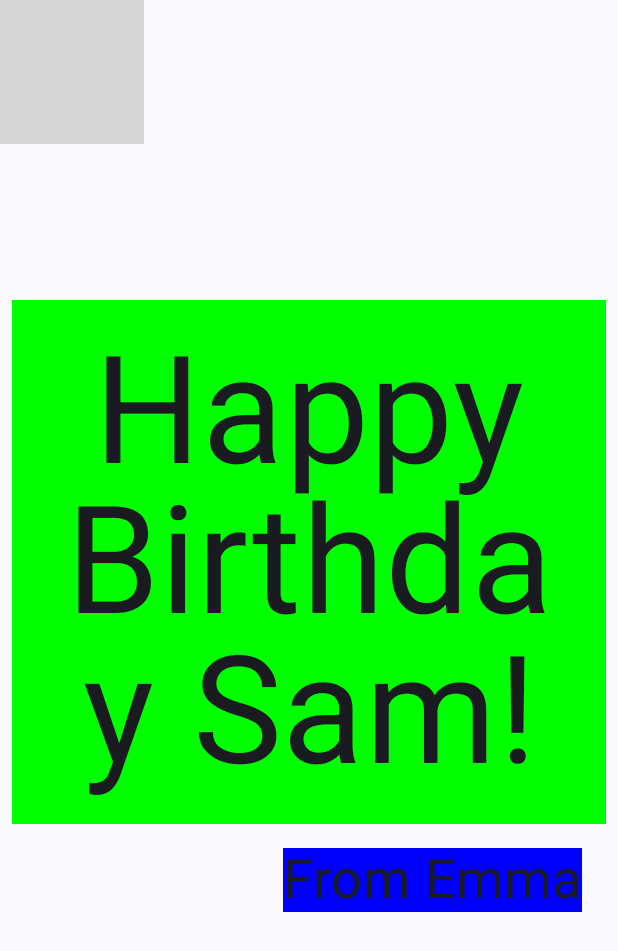
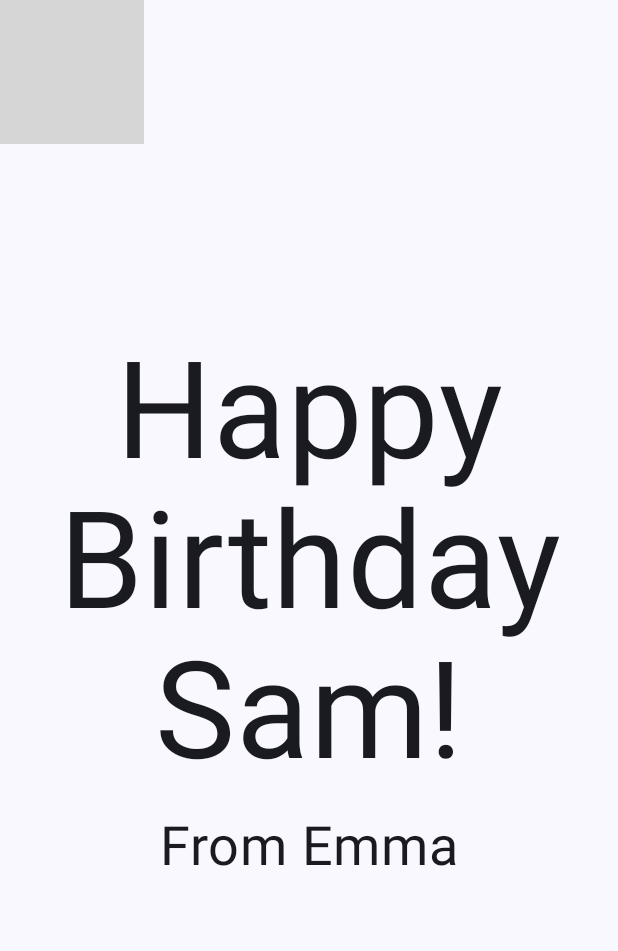
Before and after one commit to pigotop/HappyBirthday, an Android app built with Jetpack Compose: the screen it shows after launch (MainActivity), on a phone screen of 412 x 824 dp. Shown: the top 951 px of the screen. Run offline under Robolectric (Android 15) with nearby library versions, the phone set to English and light mode, and no system bars; grey boxes are pictures that could not be loaded.

```diff
--- a/app/src/main/java/com/example/happybirthday/MainActivity.kt
+++ b/app/src/main/java/com/example/happybirthday/MainActivity.kt
@@ -19,6 +19,7 @@ import androidx.compose.ui.Modifier
 import androidx.compose.ui.graphics.Color
 import androidx.compose.ui.layout.ContentScale
 import androidx.compose.ui.res.painterResource
+import androidx.compose.ui.res.stringResource
 import androidx.compose.ui.text.style.TextAlign
 import androidx.compose.ui.tooling.preview.Preview
 import androidx.compose.ui.unit.dp
@@ -35,7 +36,8 @@ class MainActivity : ComponentActivity() {
                     modifier = Modifier.fillMaxSize(),
                     color = MaterialTheme.colorScheme.background
                 ) {
-                    GreetingImage("Happy Birthday Sam!","From Emma")
+                    GreetingImage(getString(R.string.happy_birthday_text),
+                        getString(R.string.signature_text))
                 }
             }
         }
@@ -49,20 +51,16 @@ fun GreetingText(message: String,from:String ,modifier: Modifier = Modifier) {
     ){
         Text(
             text = message,
-            fontSize = 100.sp,
+            fontSize = 90.sp,
             lineHeight = 100.sp,
-            textAlign = TextAlign.Center,
-            modifier = Modifier.background(color = Color.Green)
-//                .fillMaxSize()
-                .padding(16.dp).align(alignment = Alignment.End)
+            textAlign = TextAlign.Center
         )
         Text(
             text = from,
             fontSize = 36.sp,
             modifier = Modifier
                 .padding(16.dp)
-                .align(alignment = Alignment.End)
-                .background(color = Color.Blue)
+                .align(alignment = Alignment.CenterHorizontally)
         )
     }
 }
@@ -77,7 +75,9 @@ fun GreetingImage(message: String, from:String, modifier: Modifier = Modifier) {
             contentScale = ContentScale.Crop,
             alpha = 0.5F
         )
-        GreetingText(message = message, from = from, modifier = Modifier.fillMaxSize().padding(8.dp))
+        GreetingText(message = message, from = from, modifier = Modifier
+            .fillMaxSize()
+            .padding(8.dp))
     }
 }
 
@@ -85,6 +85,7 @@ fun GreetingImage(message: String, from:String, modifier: Modifier = Modifier) {
 @Composable
 fun BirthdayCardPreview() {
     HappyBirthdayTheme {
-        GreetingImage("Happy Birthday Sam!","From Emma")
+        GreetingImage(stringResource(R.string.happy_birthday_text),
+            stringResource(R.string.signature_text))
     }
 }
--- a/app/src/main/res/values/strings.xml
+++ b/app/src/main/res/values/strings.xml
@@ -1,3 +1,5 @@
 <resources>
     <string name="app_name">Happy Birthday</string>
+    <string name="happy_birthday_text">Happy Birthday Sam!</string>
+    <string name="signature_text">From Emma</string>
 </resources>
```
